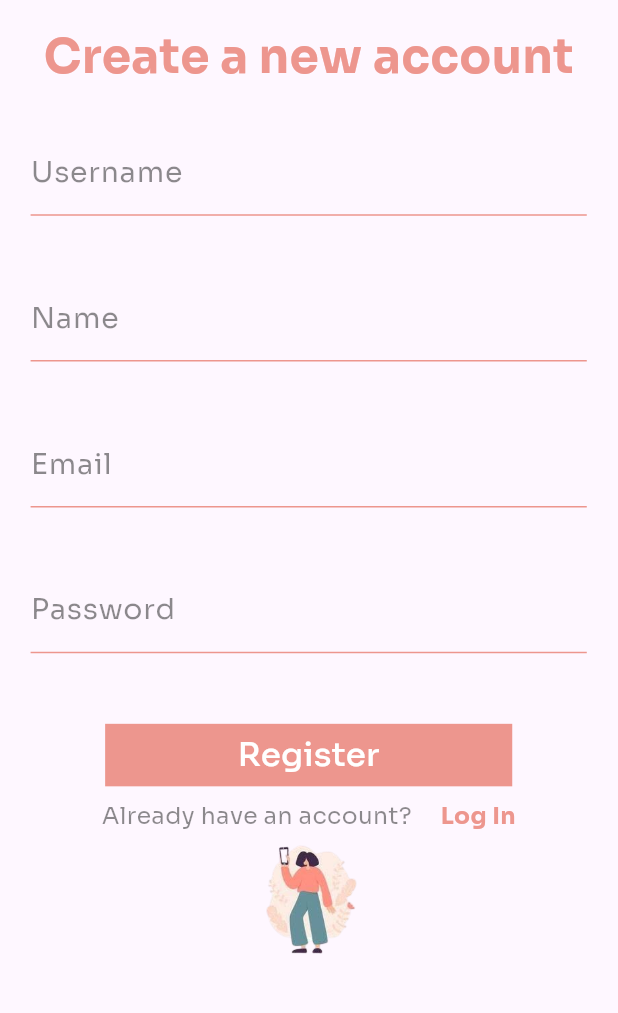
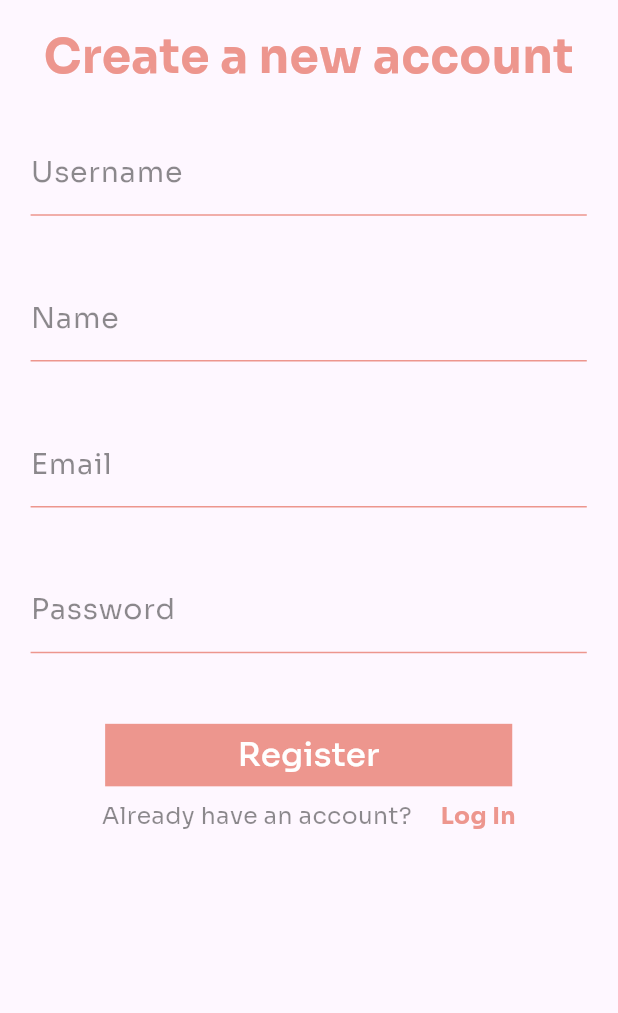
Before and after one commit to JATAYU000/Reconnect-Frontend, a Flutter app: the screen it shows after launch, after a tap on "Sign Up", on a phone screen of 412 x 824 dp, the part 211-1224 px from its top. Run offline on Flutter 3.47's test engine with Material 3 defaults, Android fonts, the phone set to English and light mode, and no system bars; our stand-ins replace google_fonts, image_picker, shared_preferences.

Commit message:
removed image from signup page

```diff
--- a/reconnect/lib/src/pages/signup.dart
+++ b/reconnect/lib/src/pages/signup.dart
@@ -82,11 +82,6 @@ class _SignUpState extends State<SignUp> {
                     ]
                     ,)
                   ),
-            Container(
-              height: widget.scheight*0.109,
-              width: widget.scwidth*1.87,
-              child: Image.asset(ImageConstants.Signimgae),
-            )
           ],
         ))
       ),
```
